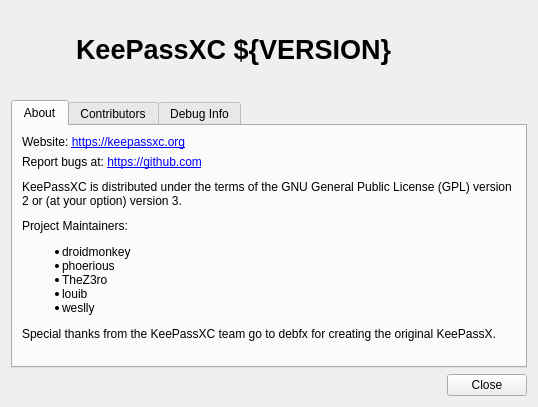
Before: the Qt Designer form src/gui/AboutDialog.ui in keepassxreboot/keepassxc, drawn with Qt 5.
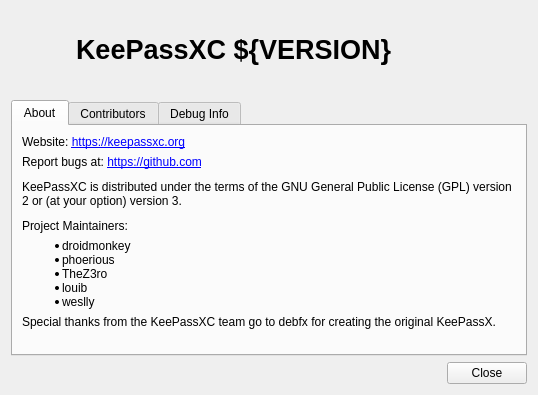
After: the same form once the commit is applied.

Commit message: Enable word wrap for long lines Make all text except contributor names translatable

What changed in the file:
```diff
--- a/src/gui/AboutDialog.ui
+++ b/src/gui/AboutDialog.ui
@@ -147,6 +147,13 @@
          </property>
         </spacer>
        </item>
+       <item>
+        <widget class="QLabel" name="label_8">
+         <property name="text">
+          <string>Project Maintainers:</string>
+         </property>
+        </widget>
+       </item>
        <item>
         <widget class="QLabel" name="label_4">
          <property name="sizePolicy">
@@ -156,15 +163,23 @@
           </sizepolicy>
          </property>
          <property name="text">
-          <string notr="true">&lt;p&gt;Project Maintainers:&lt;/p&gt;
-&lt;ul&gt;
+          <string notr="true">&lt;ul&gt;
     &lt;li&gt;droidmonkey&lt;/li&gt;
     &lt;li&gt;phoerious&lt;/li&gt;
     &lt;li&gt;TheZ3ro&lt;/li&gt;
     &lt;li&gt;louib&lt;/li&gt;
     &lt;li&gt;weslly&lt;/li&gt;
-&lt;/ul&gt;
-&lt;p&gt;Special thanks from the KeePassXC team go to debfx for creating the original KeePassX.&lt;/&gt;</string>
+&lt;/ul&gt;</string>
+         </property>
+        </widget>
+       </item>
+       <item>
+        <widget class="QLabel" name="label_7">
+         <property name="text">
+          <string>Special thanks from the KeePassXC team go to debfx for creating the original KeePassX.</string>
+         </property>
+         <property name="wordWrap">
+          <bool>true</bool>
          </property>
         </widget>
        </item>
@@ -198,8 +213,8 @@
            <rect>
             <x>0</x>
             <y>0</y>
-            <width>423</width>
-            <height>816</height>
+            <width>449</width>
+            <height>803</height>
            </rect>
           </property>
           <layout class="QVBoxLayout" name="verticalLayout_5">
```
